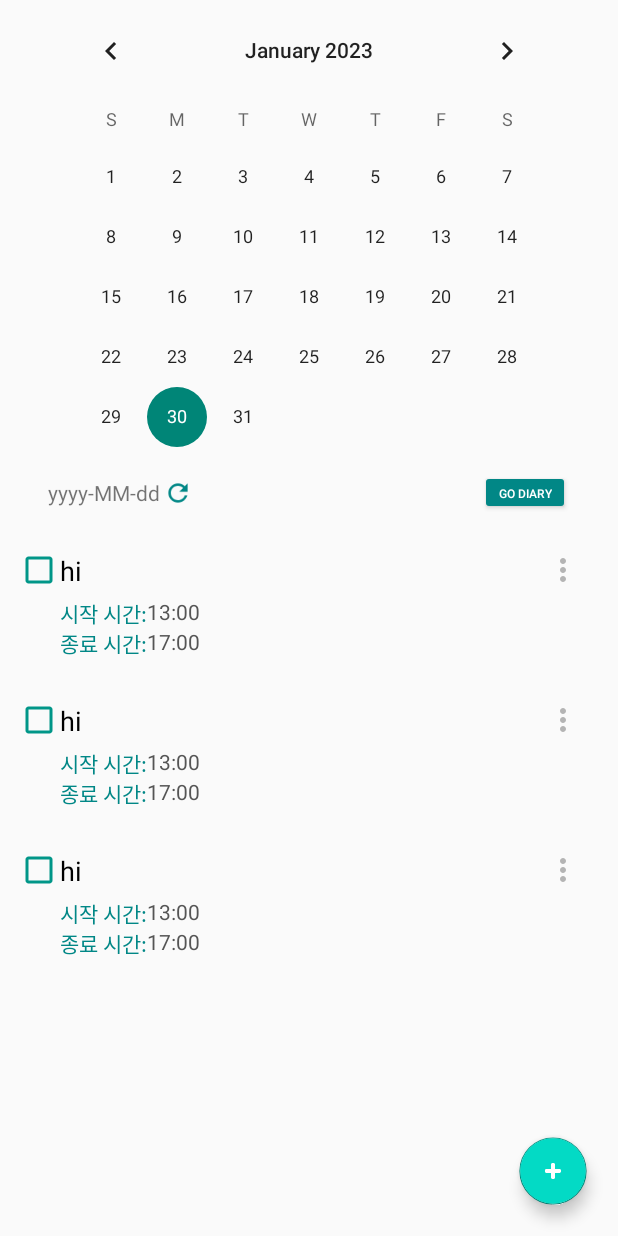
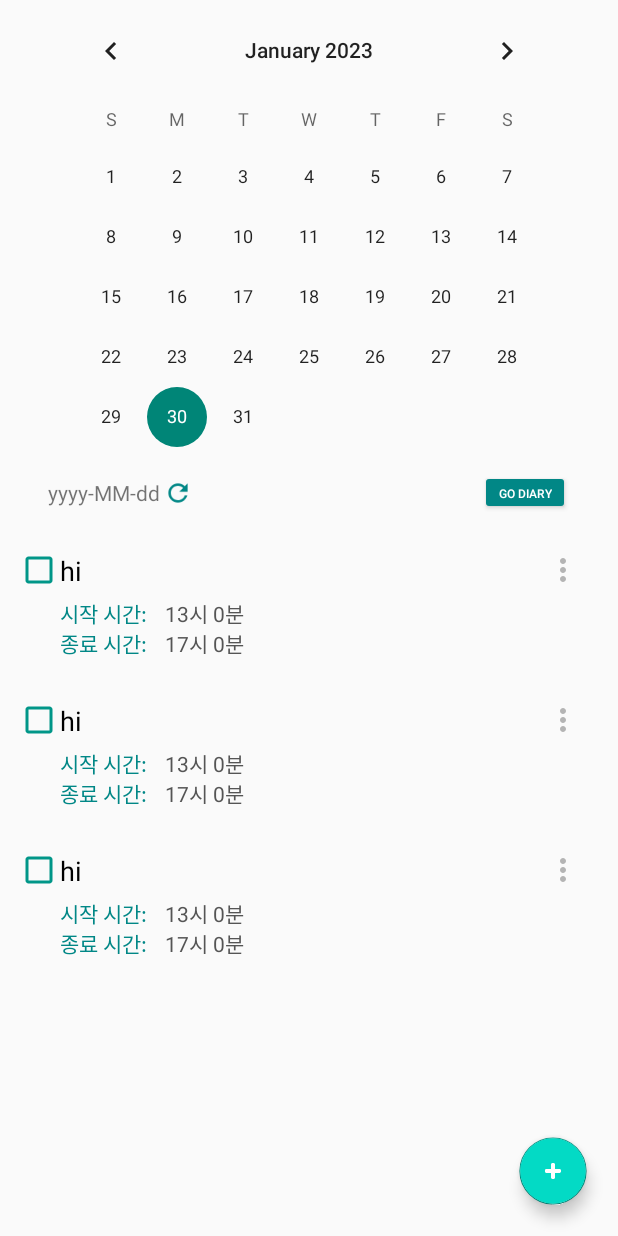
Before and after one commit to wafflestudio20-5/team6-android, an Android app: the layout fragment_todo_list.xml on its own in the app's theme, with its tools: preview values and no code run, on a phone screen of 412 x 824 dp. Run offline under Robolectric (Android 15) with nearby library versions, the phone set to English and light mode, and no system bars.

Commit message:
todo 수정, 삭제, datepicker, timepicker, 하루지연 구현 완료

```diff
--- a/app/src/main/java/com/example/todomateclone/network/RestService.kt
+++ b/app/src/main/java/com/example/todomateclone/network/RestService.kt
@@ -44,10 +44,12 @@ interface RestService {
     @POST("/accounts/google/login/")
     suspend fun googleLogin(@Body() request: SocialLoginRequest): LoginResult
 
+
+    // Task API
+
     @POST("/task/list/{date}/")
     suspend fun createTask(@Body() request: CreateTaskRequest, @Path("date") date: String): TaskDTO
 
-    // Task API
     @GET("/task/list/{date}/")
     suspend fun getTasksByDateFirstPage(@Path("date") date: String): GetTasksByDateResponse
 
@@ -66,7 +68,7 @@ interface RestService {
     @GET("/task/detail/{tid}/delay/")
     suspend fun delayTask(@Path("tid") tid: Int): TaskDTO?
 
-    @PUT("/task/detail/{tid}/name/")
+    @PUT("/task/detail/{tid}/update/")
     suspend fun changeTask(@Body() request: ChangeTaskRequest, @Path("tid") tid: Int): TaskDTO?
 
     // Diary API
--- a/app/src/main/java/com/example/todomateclone/network/dto/Core.kt
+++ b/app/src/main/java/com/example/todomateclone/network/dto/Core.kt
@@ -41,6 +41,8 @@ data class TaskDTO(
     val name: String,
     val complete: Boolean,
     val created_by: Int,
+    val start_time: String,
+    val end_time: String,
 )
 
 data class PostDTO(
--- a/app/src/main/res/layout/todo_list_item.xml
+++ b/app/src/main/res/layout/todo_list_item.xml
@@ -63,7 +63,7 @@
 
     <TextView
         android:id="@+id/starttime_korean"
-        android:layout_width="wrap_content"
+        android:layout_width="70dp"
         android:layout_height="20dp"
         android:layout_marginTop="5dp"
         android:text="@string/starttime"
@@ -78,7 +78,7 @@
         android:layout_width="100dp"
         android:layout_height="20dp"
         android:layout_marginTop="5dp"
-        android:text="13:00"
+        android:text="13시 0분"
         android:textAlignment="textStart"
         android:textColor="@color/gray"
         android:textSize="14sp"
@@ -101,7 +101,7 @@
 
     <TextView
         android:id="@+id/endtime_korean"
-        android:layout_width="wrap_content"
+        android:layout_width="70dp"
         android:layout_height="20dp"
         android:text="@string/endtime"
         android:textAlignment="textStart"
@@ -114,24 +114,24 @@
         android:id="@+id/endtime_text_view"
         android:layout_width="100dp"
         android:layout_height="20dp"
-        android:text="17:00"
+        android:text="17시 0분"
         android:textAlignment="textStart"
         android:textColor="@color/gray"
         android:textSize="14sp"
         app:layout_constraintStart_toEndOf="@id/endtime_korean"
         app:layout_constraintTop_toBottomOf="@id/starttime_korean" />
 
-    <TextView
-        android:id="@+id/endtime_edit_text"
-        android:layout_width="100dp"
-        android:layout_height="20dp"
-        android:text="수정중"
-        android:textAlignment="textStart"
-        android:textColor="@color/gray"
-        android:textSize="14sp"
-        android:visibility="invisible"
-        app:layout_constraintStart_toEndOf="@id/endtime_korean"
-        app:layout_constraintTop_toBottomOf="@id/starttime_korean" />
+<!--    <TextView-->
+<!--        android:id="@+id/endtime_edit_text"-->
+<!--        android:layout_width="100dp"-->
+<!--        android:layout_height="20dp"-->
+<!--        android:text="수정중"-->
+<!--        android:textAlignment="textStart"-->
+<!--        android:textColor="@color/gray"-->
+<!--        android:textSize="14sp"-->
+<!--        android:visibility="invisible"-->
+<!--        app:layout_constraintStart_toEndOf="@id/endtime_korean"-->
+<!--        app:layout_constraintTop_toBottomOf="@id/starttime_korean" />-->
 
 
     <!--    buttons-->
--- a/app/src/main/res/values/strings.xml
+++ b/app/src/main/res/values/strings.xml
@@ -74,8 +74,8 @@
     <string name="add_new_item">Add new item</string>
     <string name="calendar">달력</string>
     <string name="todaytodo">오늘의 할 일</string>
-    <string name="starttime">시작 시간:     </string>
-    <string name="endtime">종료 시간:     </string>
+    <string name="starttime">시작 시간:  </string>
+    <string name="endtime">종료 시간:  </string>
     <string name="fixed">완료</string>
     <string name="fix">수정하기</string>
     <string name="delay">하루 미루기</string>
```
Also changed, not shown: app/src/main/java/com/example/todomateclone/network/dto/CreateTask.kt (+5 -3 lines), app/src/main/java/com/example/todomateclone/ui/todo/TodoAdderFragment.kt (+35 -18 lines), app/src/main/java/com/example/todomateclone/ui/todo/TodoListAdapter.kt (+27 -25 lines), app/src/main/java/com/example/todomateclone/viewmodel/TodoViewModel.kt (+25 -9 lines).
